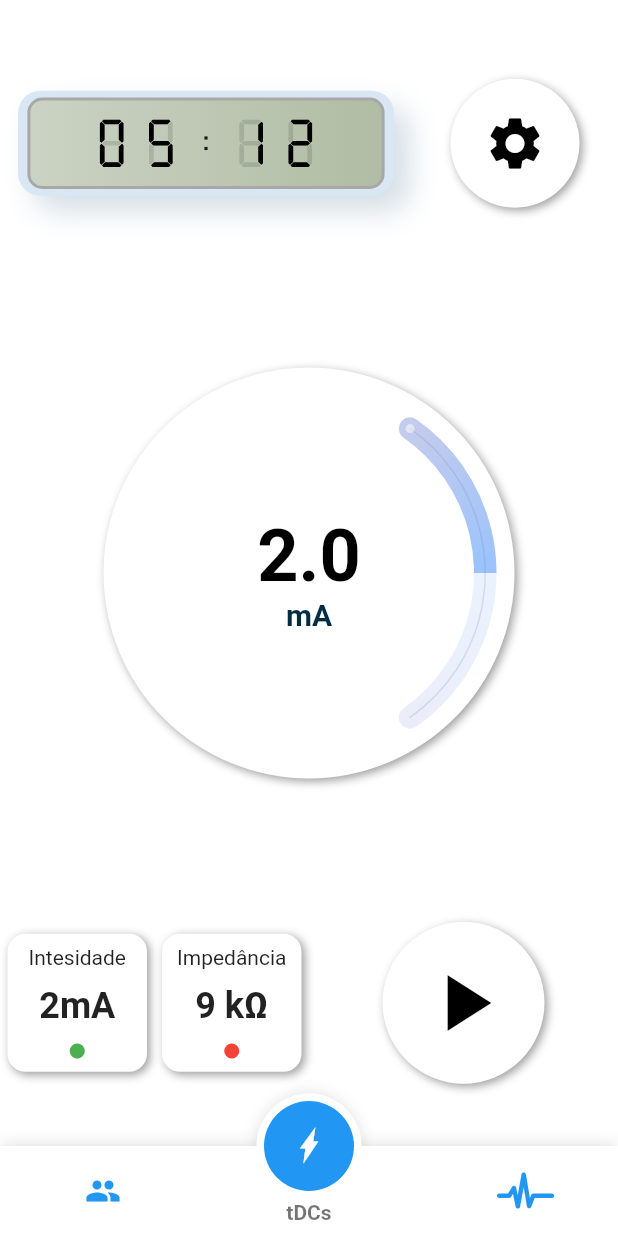
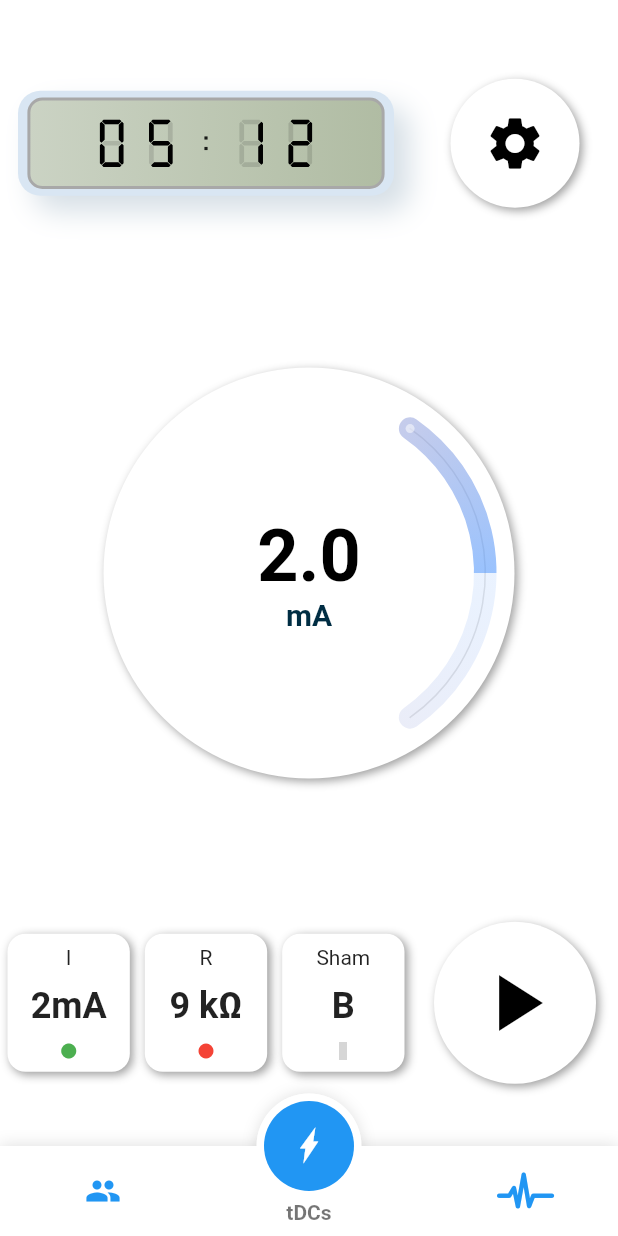
Before and after one commit to nestorufpe/OpentDCS-Mobile, a Flutter app: the screen it shows after launch, on a phone screen of 412 x 824 dp. Run offline on Flutter 3.47's test engine with Material 2 defaults, Android fonts, the light colour scheme and no system bars; drawn by our look-alikes of fancy_bottom_navigation, flutter_neumorphic, sleek_circular_slider; our stand-ins replace material_design_icons_flutter; grey boxes are pictures that could not be loaded.

Commit message:
main ui ok

```diff
--- a/lib/screens/tdcspage.dart
+++ b/lib/screens/tdcspage.dart
@@ -46,7 +46,7 @@ class TDCSPage extends StatelessWidget {
             flex: 1,
             child: Row(
               children: [
-                Expanded(flex: 1, child: ContainerNeuValues(context)),
+                Expanded(flex: 2, child: ContainerNeuValues(context)),
                 Expanded(flex: 1, child: CircleBtnPlay(context))
               ],
             ),
--- a/lib/ui/widgets.dart
+++ b/lib/ui/widgets.dart
@@ -1,5 +1,6 @@
 import 'package:flutter/material.dart';
 import 'package:flutter_neumorphic/flutter_neumorphic.dart';
+import 'package:material_design_icons_flutter/material_design_icons_flutter.dart';
 import 'package:opentdcsapp/ui/seek.dart';
 import 'package:opentdcsapp/utils/custom_icons.dart';
 
@@ -80,7 +81,7 @@ Widget ContainerNeuValues(BuildContext context) {
               Column(
                 children: [
                   Text(
-                    "Intesidade",
+                    "I",
                     style: TextStyle(fontSize: 14),
                   ),
                   SizedBox(
@@ -122,7 +123,7 @@ Widget ContainerNeuValues(BuildContext context) {
               Column(
                 children: [
                   Text(
-                    "Impedância",
+                    "R",
                     style: TextStyle(fontSize: 14),
                   ),
                   SizedBox(
@@ -146,6 +147,48 @@ Widget ContainerNeuValues(BuildContext context) {
           ),
         ),
       ),
+      Expanded(
+        flex: 1,
+        child: Neumorphic(
+          margin: EdgeInsets.symmetric(horizontal: 5),
+          padding: EdgeInsets.symmetric(vertical: 8),
+          style: NeumorphicStyle(
+            color: Colors.white,
+            shape: NeumorphicShape.flat,
+            boxShape: NeumorphicBoxShape.roundRect(
+                BorderRadius.all(Radius.circular(12))),
+          ),
+          child: Column(
+            mainAxisSize: MainAxisSize.min,
+            crossAxisAlignment: CrossAxisAlignment.center,
+            children: [
+              Column(
+                children: [
+                  Text(
+                    "Sham",
+                    style: TextStyle(fontSize: 14),
+                  ),
+                  SizedBox(
+                    height: 10,
+                  ),
+                  Text(
+                    "B",
+                    style: TextStyle(fontWeight: FontWeight.bold, fontSize: 24),
+                  ),
+                  SizedBox(
+                    height: 10,
+                  ),
+                  Icon(
+                    MdiIcons.humanWhiteCane,
+                    size: 12,
+                    color: Colors.black,
+                  )
+                ],
+              ),
+            ],
+          ),
+        ),
+      ),
     ],
   );
 }
```
